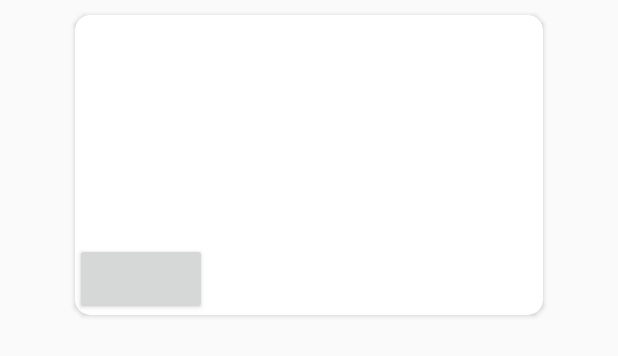
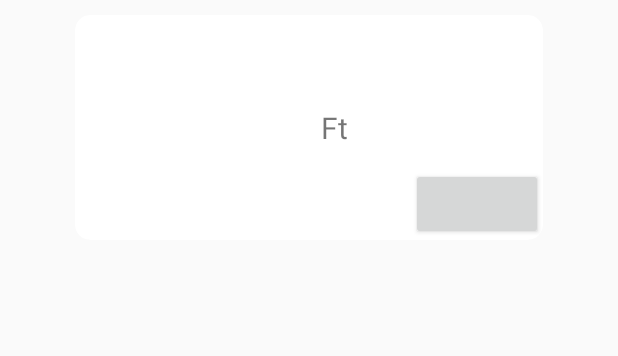
Before and after one commit to cotturag/androidstudioKasher, an Android app: the layout fundsview.xml on its own in the app's theme, with its tools: preview values and no code run, on a phone screen of 412 x 824 dp. Shown: the top 356 px of the screen. Run offline under Robolectric (Android 15) with nearby library versions, the light colour scheme and no system bars.

Commit message:
kártyák

```diff
--- a/app/src/main/java/com/example/kasher/FundsListAdapter.java
+++ b/app/src/main/java/com/example/kasher/FundsListAdapter.java
@@ -68,6 +68,7 @@ public class FundsListAdapter extends ListAdapter<FundsForList,FundsListAdapter.
                 holder.name.setTextColor(0xffffffff);
                 holder.type.setTextColor(0xffffffff);
                 holder.money.setTextColor(0xffffffff);
+                holder.moneylabel.setTextColor(0xffffffff);
                 holder.owner.setTextColor(0xffffffff);
 
 
@@ -78,6 +79,7 @@ public class FundsListAdapter extends ListAdapter<FundsForList,FundsListAdapter.
                 holder.name.setTextColor(0xffffffff);
                 holder.type.setTextColor(0xffffffff);
                 holder.money.setTextColor(0xffffffff);
+                holder.moneylabel.setTextColor(0xffffffff);
                 holder.owner.setTextColor(0xffffffff);
 
             }
@@ -91,6 +93,7 @@ public class FundsListAdapter extends ListAdapter<FundsForList,FundsListAdapter.
                     holder.name.setTextColor(0xffffffff);
                     holder.type.setTextColor(0xffffffff);
                     holder.money.setTextColor(0xffffffff);
+                    holder.moneylabel.setTextColor(0xffffffff);
                     holder.owner.setTextColor(0xffffffff);
                     holder.fund.setCardBackgroundColor(0xff008000);
                 }
@@ -98,6 +101,7 @@ public class FundsListAdapter extends ListAdapter<FundsForList,FundsListAdapter.
                     holder.name.setTextColor(0xff000000);
                     holder.type.setTextColor(0xff000000);
                     holder.money.setTextColor(0xff000000);
+                    holder.moneylabel.setTextColor(0xff000000);
                     holder.owner.setTextColor(0xff000000);
                     holder.fund.setCardBackgroundColor(0xff008000);
 
@@ -108,6 +112,7 @@ public class FundsListAdapter extends ListAdapter<FundsForList,FundsListAdapter.
                     holder.name.setTextColor(0xff000000);
                     holder.type.setTextColor(0xff000000);
                     holder.money.setTextColor(0xff000000);
+                    holder.moneylabel.setTextColor(0xff000000);
                     holder.owner.setTextColor(0xff000000);
                     holder.fund.setCardBackgroundColor(0xffFFCC66);
                 }
@@ -117,6 +122,7 @@ public class FundsListAdapter extends ListAdapter<FundsForList,FundsListAdapter.
                     holder.name.setTextColor(0xff000000);
                     holder.type.setTextColor(0xff000000);
                     holder.money.setTextColor(0xff000000);
+                    holder.moneylabel.setTextColor(0xff000000);
                     holder.owner.setTextColor(0xff000000);
                     holder.fund.setCardBackgroundColor(0xffFFCC66);
                 }
@@ -128,6 +134,7 @@ public class FundsListAdapter extends ListAdapter<FundsForList,FundsListAdapter.
                     holder.name.setTextColor(0xffffffff);
                     holder.type.setTextColor(0xffffffff);
                     holder.money.setTextColor(0xffffffff);
+                    holder.moneylabel.setTextColor(0xffffffff);
                     holder.owner.setTextColor(0xffffffff);
 
 
@@ -166,6 +173,7 @@ public class FundsListAdapter extends ListAdapter<FundsForList,FundsListAdapter.
         public TextView otherOwner;
         public CardView fund;
         public LinearLayout fundstexts;
+        public TextView moneylabel;
 
         public Button pick;
         public Button createVirtual;
@@ -174,6 +182,7 @@ public class FundsListAdapter extends ListAdapter<FundsForList,FundsListAdapter.
             super(itemView);
 
             money=itemView.findViewById(R.id.money);
+            moneylabel=itemView.findViewById(R.id.moneylabel);
             type = itemView.findViewById(R.id.type);
             name = itemView.findViewById(R.id.name);
             owner=itemView.findViewById(R.id.owner);
@@ -182,7 +191,7 @@ public class FundsListAdapter extends ListAdapter<FundsForList,FundsListAdapter.
             pick= itemView.findViewById(R.id.pick);
 
             fund=itemView.findViewById(R.id.fund);
-            fundstexts=itemView.findViewById(R.id.fundstexts);
+          //  fundstexts=itemView.findViewById(R.id.fundstexts);
 
 
 
--- a/app/src/main/res/layout/fundsview.xml
+++ b/app/src/main/res/layout/fundsview.xml
@@ -10,57 +10,80 @@
     android:elevation="8dp"
     app:cardCornerRadius="10dp"
     android:id="@+id/fund"
+
     >
+<RelativeLayout
+    android:layout_width="match_parent"
+    android:layout_height="150dp">
 
-    <LinearLayout
-        android:id="@+id/fundstexts"
-        android:layout_width="match_parent"
-        android:layout_height="wrap_content"
 
-        android:orientation="vertical"
-
-        >
         <TextView
             android:id="@+id/name"
-            android:layout_width="match_parent"
+            android:layout_width="wrap_content"
             android:layout_height="wrap_content"
+            android:layout_alignParentLeft="true"
             android:padding="8dp"
-
-            android:textColor="@color/black"
-            android:textSize="16sp" />
-        <TextView
-            android:id="@+id/type"
-            android:layout_width="match_parent"
-            android:layout_height="wrap_content"
-            android:padding="8dp"
-
-            android:textColor="@color/black"
-            android:textSize="16sp" />
-        <TextView
-            android:id="@+id/money"
-            android:layout_width="match_parent"
-            android:layout_height="wrap_content"
-            android:padding="8dp"
-
-            android:textColor="@color/black"
-            android:textSize="16sp" />
-        <TextView
-            android:id="@+id/owner"
-            android:layout_width="match_parent"
-            android:layout_height="wrap_content"
-            android:padding="8dp"
-
 
             android:textColor="@color/black"
             android:textSize="16sp" />
 
 
-        <Button
+        <TextView
+            android:id="@+id/type"
             android:layout_width="wrap_content"
             android:layout_height="wrap_content"
+            android:layout_alignParentTop="true"
+            android:layout_alignParentRight="true"
+            android:layout_marginTop="0dp"
+            android:layout_marginRight="4dp"
+            android:padding="8dp"
+
+            android:textColor="@color/black"
+            android:textSize="16sp" />
+
+        <TextView
+            android:id="@+id/money"
+            android:layout_width="wrap_content"
+            android:layout_height="wrap_content"
+            android:layout_centerInParent="true"
+            android:padding="8dp"
+
+            android:textColor="@color/black"
+            android:textSize="20sp" />
+
+        <TextView
+            android:id="@+id/moneylabel"
+            android:layout_width="wrap_content"
+            android:layout_height="wrap_content"
+            android:layout_centerVertical="true"
+            android:layout_toRightOf="@id/money"
+            android:text="Ft"
+            android:textSize="20sp">
+
+        </TextView>
+
+
+        <TextView
+            android:id="@+id/owner"
+            android:layout_width="wrap_content"
+            android:layout_height="wrap_content"
+            android:layout_alignParentBottom="true"
+            android:padding="8dp"
+
+            android:textColor="@color/black"
+            android:textSize="16sp"
+
+
+            />
+
+        <Button
             android:id="@+id/pick"
+            android:layout_width="wrap_content"
+            android:layout_height="wrap_content"
+            android:layout_alignParentRight="true"
+            android:layout_alignParentBottom="true"
 
             ></Button>
+</RelativeLayout>
 
-    </LinearLayout>
 </androidx.cardview.widget.CardView>
--- a/app/src/main/res/menu/menu.xml
+++ b/app/src/main/res/menu/menu.xml
@@ -2,7 +2,7 @@
 <menu xmlns:android="http://schemas.android.com/apk/res/android">
     <item
         android:id="@+id/funds"
-        android:title="Számlák és kiadási kategóriák"
+        android:title="Számlák és kiadások"
         android:orderInCategory="1"
         >
     </item>
```
